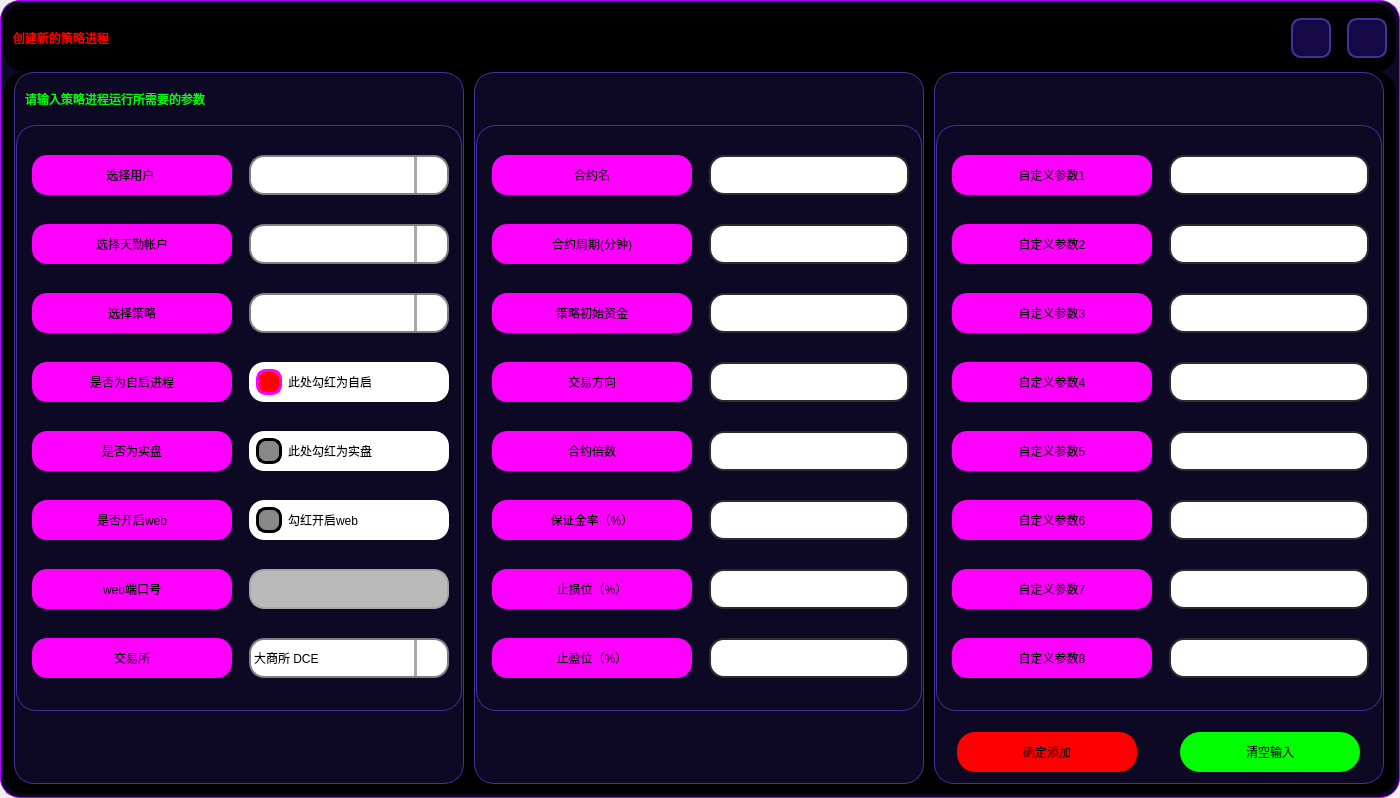
Old version of the form CreateNewProcess.ui in the repository shiyindebcd/ProcessTrader.
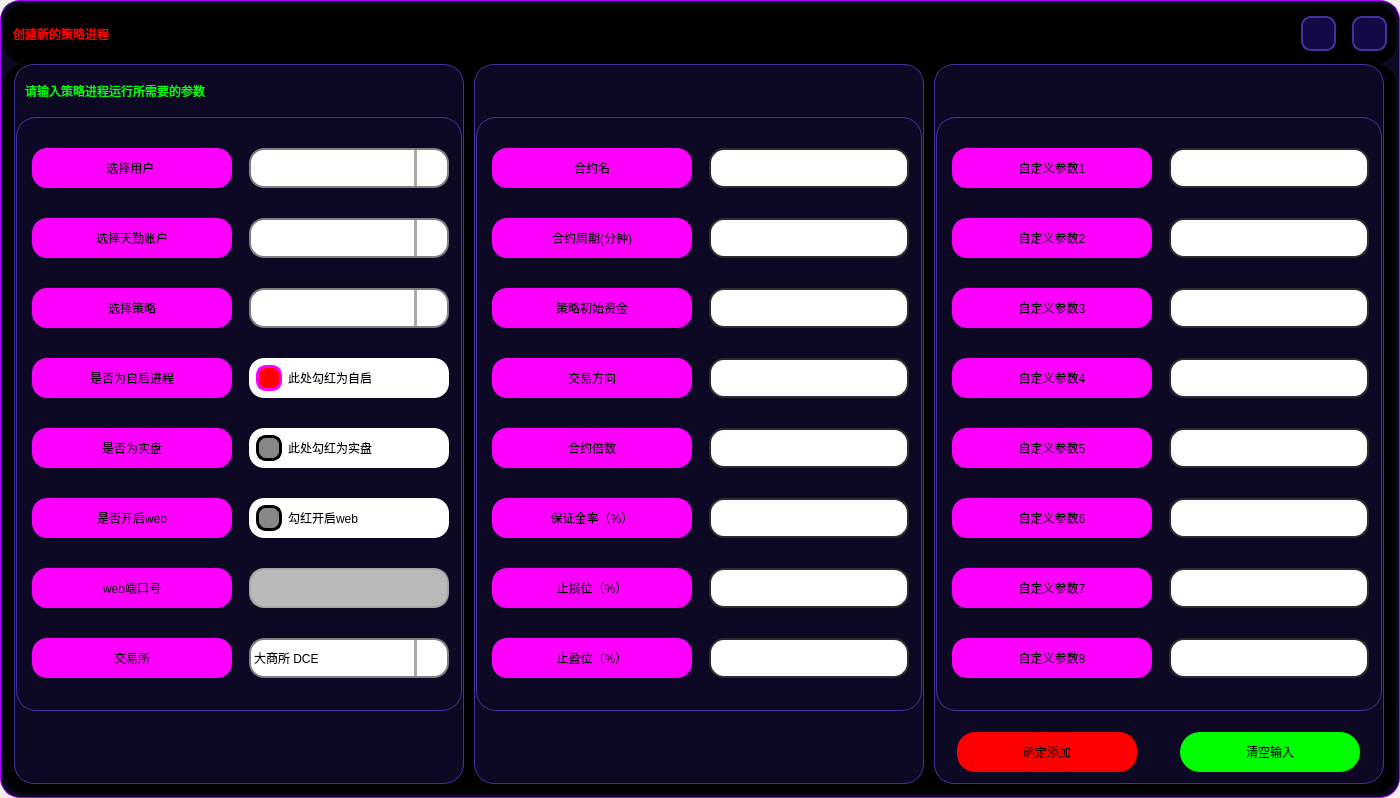
New version of the form. Icons and pictures are not drawn.

```diff
--- a/CreateNewProcess.ui
+++ b/CreateNewProcess.ui
@@ -89,6 +89,12 @@
          <enum>QFrame::Raised</enum>
         </property>
         <layout class="QHBoxLayout" name="horizontalLayout_2">
+         <property name="topMargin">
+          <number>5</number>
+         </property>
+         <property name="bottomMargin">
+          <number>5</number>
+         </property>
          <item>
           <widget class="QLabel" name="label_tital_6">
            <property name="minimumSize">
@@ -167,14 +173,14 @@
           <widget class="QPushButton" name="Btn_min_window">
            <property name="minimumSize">
             <size>
-             <width>40</width>
-             <height>40</height>
+             <width>35</width>
+             <height>35</height>
             </size>
            </property>
            <property name="maximumSize">
             <size>
-             <width>40</width>
-             <height>40</height>
+             <width>35</width>
+             <height>35</height>
             </size>
            </property>
            <property name="styleSheet">
@@ -229,14 +235,14 @@
           <widget class="QPushButton" name="Btn_close_window">
            <property name="minimumSize">
             <size>
-             <width>40</width>
-             <height>40</height>
+             <width>35</width>
+             <height>35</height>
             </size>
            </property>
            <property name="maximumSize">
             <size>
-             <width>40</width>
-             <height>40</height>
+             <width>35</width>
+             <height>35</height>
             </size>
            </property>
            <property name="styleSheet">
@@ -559,7 +565,7 @@
 }</string>
                     </property>
                     <property name="text">
-                     <string>选择天勤帐户</string>
+                     <string>选择天勤账户</string>
                     </property>
                     <property name="alignment">
                      <set>Qt::AlignCenter</set>
```
